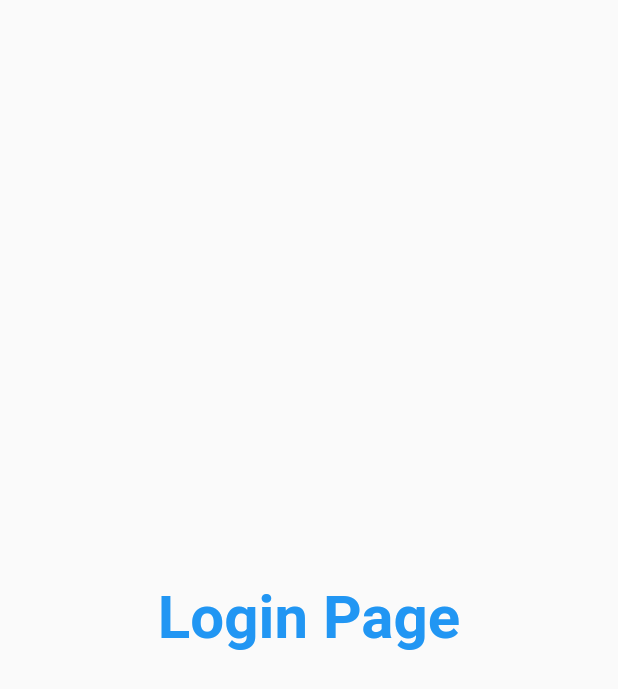
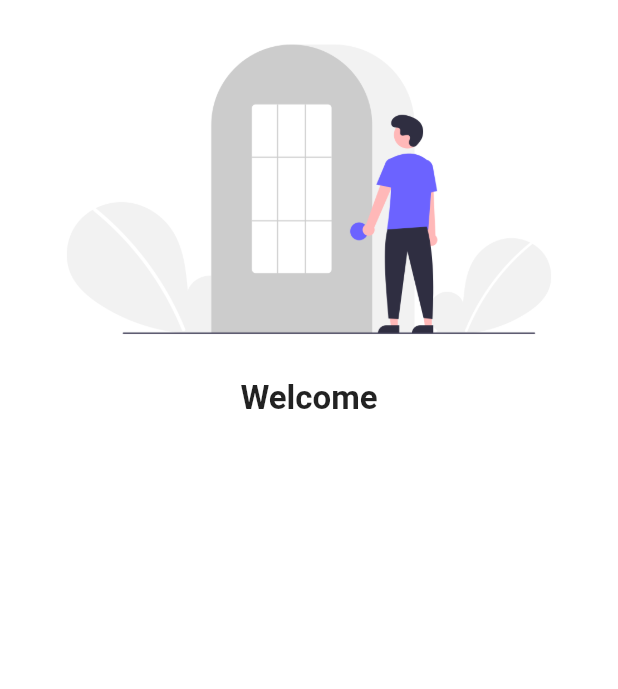
Before and after one commit to Swali295/MyApplication, a Flutter app: the screen it shows after launch, on a phone screen of 412 x 824 dp. Shown: the top 689 px of the screen. Run offline on Flutter 3.47's test engine with Material 2 defaults, Android fonts, the phone set to English and light mode, and no system bars.

Commit message:
Day3 Completed

```diff
--- a/flutter_cataloge/lib/pages/login_page.dart
+++ b/flutter_cataloge/lib/pages/login_page.dart
@@ -4,12 +4,18 @@ class LoginPage extends StatelessWidget {
   @override
   Widget build(BuildContext cntext) {
     return Material(
-        child: Center(
-      child: Text("Login Page",style: TextStyle(fontSize: 40,
-      color: Colors.blue,
-      fontWeight: FontWeight.bold,),
-      ),
-    ),
+      color: Colors.white,
+        child: Column(
+          children: [
+            Image.asset("assets/Login_page.png",
+            fit: BoxFit.cover,
+            ),
+            Text("Welcome",
+            style: TextStyle(fontSize: 22,
+            fontWeight:FontWeight.bold),
+            )
+          ],
+          )
     );
   }
 }
--- a/flutter_cataloge/pubspec.yaml
+++ b/flutter_cataloge/pubspec.yaml
@@ -38,15 +38,15 @@ dev_dependencies:
 
 # The following section is specific to Flutter.
 flutter:
-
+  assets:
+    - assets/
   # The following line ensures that the Material Icons font is
   # included with your application, so that you can use the icons in
   # the material Icons class.
   uses-material-design: true
 
   # To add assets to your application, add an assets section, like this:
-  assets:
-     - assets/image
+
     # - images/a_dot_ham.jpeg
 
   # An image asset can refer to one or more resolution-specific "variants", see
```
